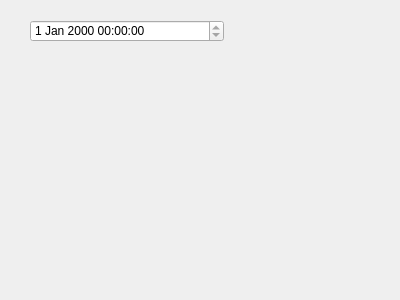
Qt form e-shop/buyers.ui (Andrii97/shop) before a commit.
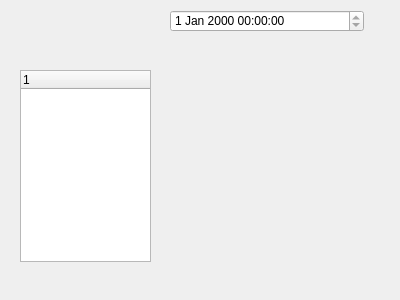
The same form after that commit.

```diff
--- a/e-shop/buyers.ui
+++ b/e-shop/buyers.ui
@@ -16,8 +16,8 @@
   <widget class="QDateTimeEdit" name="dateTimeEdit">
    <property name="geometry">
     <rect>
-     <x>30</x>
-     <y>20</y>
+     <x>170</x>
+     <y>10</y>
      <width>194</width>
      <height>22</height>
     </rect>
@@ -26,6 +26,21 @@
     <bool>true</bool>
    </property>
   </widget>
+  <widget class="QTreeWidget" name="treeWidget">
+   <property name="geometry">
+    <rect>
+     <x>20</x>
+     <y>70</y>
+     <width>131</width>
+     <height>192</height>
+    </rect>
+   </property>
+   <column>
+    <property name="text">
+     <string notr="true">1</string>
+    </property>
+   </column>
+  </widget>
  </widget>
  <resources/>
  <connections/>
```
